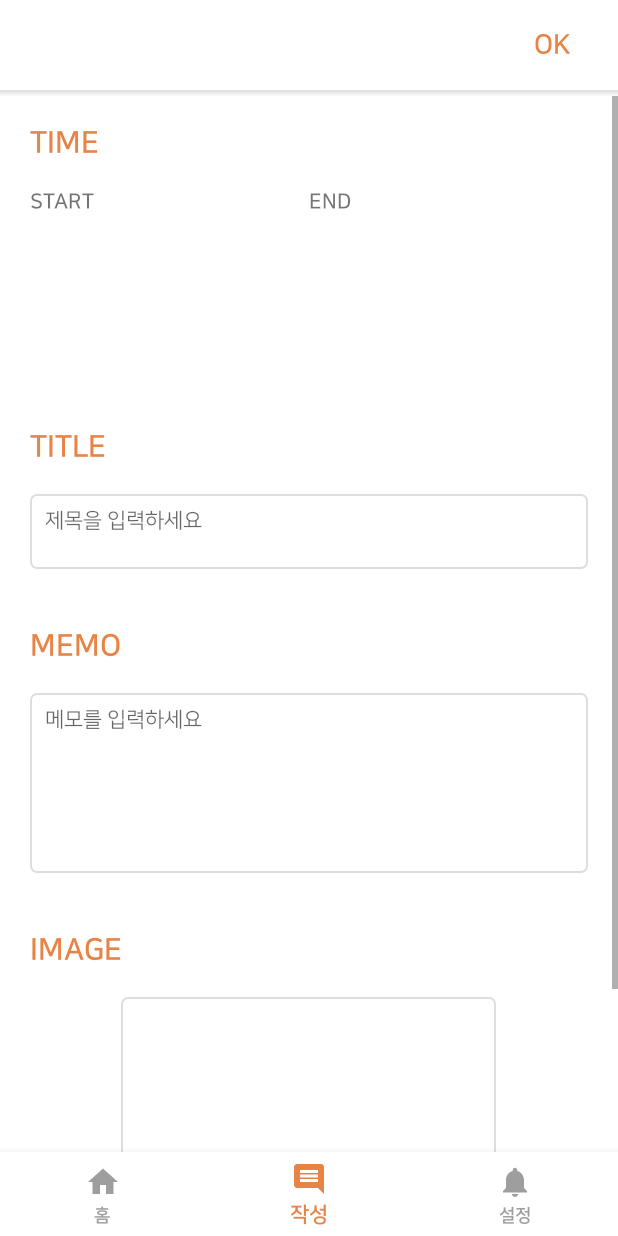
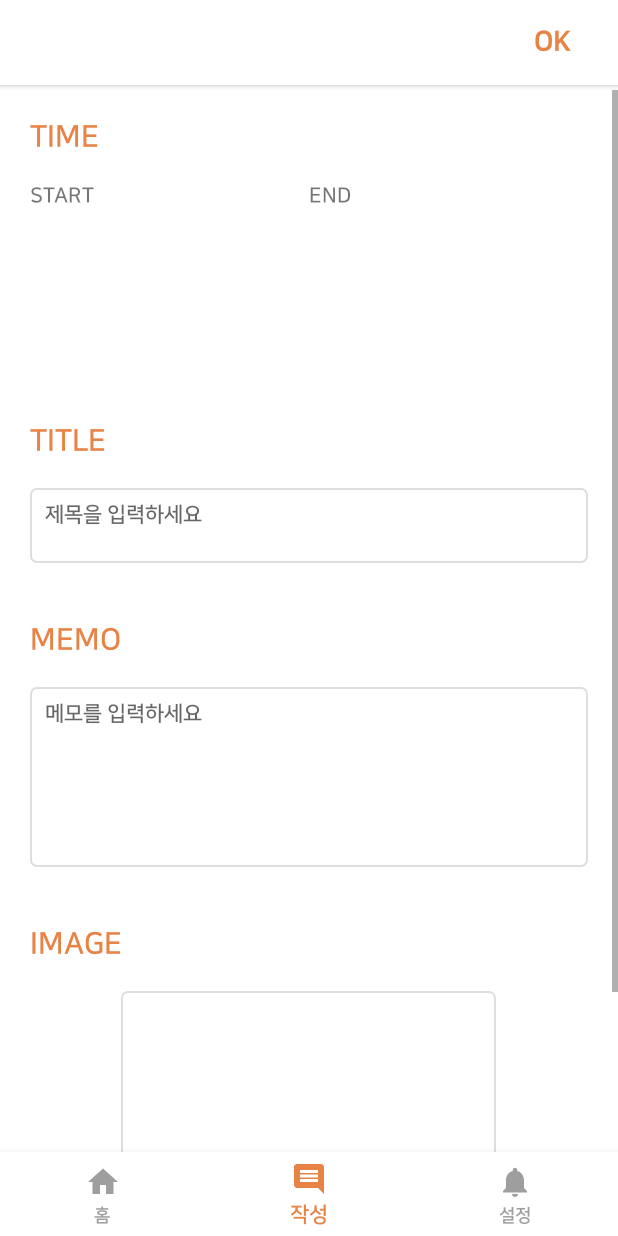
Before and after one commit to Eogeum/ONEUL, an Android app: the screen it shows after launch (MainActivity), item 2 of the bottom bar chosen, on a phone screen of 412 x 824 dp. Run offline under Robolectric (Android 15) with nearby library versions, the phone set to English and light mode, and no system bars.

Commit message:
Clean WritingPage

```diff
--- a/app/src/main/AndroidManifest.xml
+++ b/app/src/main/AndroidManifest.xml
@@ -9,7 +9,10 @@
         android:roundIcon="@mipmap/ic_launcher_round"
         android:supportsRtl="true"
         android:theme="@style/AppTheme">
-        <activity android:name=".MainActivity">
+        <activity
+            android:name=".MainActivity"
+            android:windowSoftInputMode="adjustPan">
+            <!--            위에 코드는 키보드 입력 화면에서 메뉴 숨기기-->
             <intent-filter>
                 <action android:name="android.intent.action.MAIN" />
 
--- a/app/src/main/res/drawable/ic_home1.xml
+++ b/app/src/main/res/drawable/ic_home1.xml
@@ -1,10 +1,10 @@
 <vector xmlns:android="http://schemas.android.com/apk/res/android"
     android:width="24dp"
     android:height="24dp"
+    android:tint="?attr/colorControlNormal"
     android:viewportWidth="24"
-    android:viewportHeight="24"
-    android:tint="?attr/colorControlNormal">
-  <path
-      android:fillColor="#000000"
-      android:pathData="M10,20v-6h4v6h5v-8h3L12,3 2,12h3v8z"/>
+    android:viewportHeight="24">
+    <path
+        android:fillColor="#000000"
+        android:pathData="M10,20v-6h4v6h5v-8h3L12,3 2,12h3v8z" />
 </vector>
--- a/app/src/main/res/drawable/ic_home2.xml
+++ b/app/src/main/res/drawable/ic_home2.xml
@@ -2,11 +2,11 @@
     xmlns:tools="http://schemas.android.com/tools"
     android:width="24dp"
     android:height="24dp"
+    android:tint="?attr/colorControlNormal"
     android:viewportWidth="24"
     android:viewportHeight="24"
-    android:tint="?attr/colorControlNormal"
     tools:ignore="VectorRaster">
-  <path
-      android:fillColor="#000000"
-      android:pathData="M20,2L4,2c-1.1,0 -2,0.9 -2,2v12c0,1.1 0.9,2 2,2h14l4,4L22,4c0,-1.1 -0.9,-2 -2,-2zM18,14L6,14v-2h12v2zM18,11L6,11L6,9h12v2zM18,8L6,8L6,6h12v2z"/>
+    <path
+        android:fillColor="#000000"
+        android:pathData="M20,2L4,2c-1.1,0 -2,0.9 -2,2v12c0,1.1 0.9,2 2,2h14l4,4L22,4c0,-1.1 -0.9,-2 -2,-2zM18,14L6,14v-2h12v2zM18,11L6,11L6,9h12v2zM18,8L6,8L6,6h12v2z" />
 </vector>
--- a/app/src/main/res/drawable/ic_home3.xml
+++ b/app/src/main/res/drawable/ic_home3.xml
@@ -2,11 +2,11 @@
     xmlns:tools="http://schemas.android.com/tools"
     android:width="24dp"
     android:height="24dp"
+    android:tint="?attr/colorControlNormal"
     android:viewportWidth="24"
     android:viewportHeight="24"
-    android:tint="?attr/colorControlNormal"
     tools:ignore="VectorRaster">
-  <path
-      android:fillColor="#000000"
-      android:pathData="M12,22c1.1,0 2,-0.9 2,-2h-4c0,1.1 0.89,2 2,2zM18,16v-5c0,-3.07 -1.64,-5.64 -4.5,-6.32L13.5,4c0,-0.83 -0.67,-1.5 -1.5,-1.5s-1.5,0.67 -1.5,1.5v0.68C7.63,5.36 6,7.92 6,11v5l-2,2v1h16v-1l-2,-2z"/>
+    <path
+        android:fillColor="#000000"
+        android:pathData="M12,22c1.1,0 2,-0.9 2,-2h-4c0,1.1 0.89,2 2,2zM18,16v-5c0,-3.07 -1.64,-5.64 -4.5,-6.32L13.5,4c0,-0.83 -0.67,-1.5 -1.5,-1.5s-1.5,0.67 -1.5,1.5v0.68C7.63,5.36 6,7.92 6,11v5l-2,2v1h16v-1l-2,-2z" />
 </vector>
--- a/app/src/main/res/drawable/write_sh.xml
+++ b/app/src/main/res/drawable/write_sh.xml
@@ -1,10 +1,48 @@
 <?xml version="1.0" encoding="utf-8"?>
-<shape xmlns:android="http://schemas.android.com/apk/res/android"
-    android:shape="rectangle">
+<layer-list xmlns:android="http://schemas.android.com/apk/res/android">
 
-    <gradient
-        android:startColor="@android:color/transparent"
-        android:endColor="#1D000000"
-        android:angle="90"/>
+    <!-- Drop Shadow Stack -->
+    <item>
+        <shape>
+            <padding android:bottom="1dp" />
 
-</shape>
+            <solid android:color="#00CCCCCC" />
+        </shape>
+    </item>
+    <item>
+        <shape>
+            <padding android:bottom="1dp" />
+
+            <solid android:color="#10CCCCCC" />
+        </shape>
+    </item>
+    <item>
+        <shape>
+            <padding android:bottom="1dp" />
+
+            <solid android:color="#20CCCCCC" />
+        </shape>
+    </item>
+    <item>
+        <shape>
+            <padding android:bottom="1dp" />
+
+            <solid android:color="#30CCCCCC" />
+        </shape>
+    </item>
+    <item>
+        <shape>
+            <padding android:bottom="1dp" />
+
+            <solid android:color="#50CCCCCC" />
+        </shape>
+    </item>
+
+    <!-- Background -->
+    <item>
+        <shape>
+            <solid android:color="@android:color/white" />
+        </shape>
+    </item>
+
+</layer-list>
--- a/app/src/main/res/font/font.xml
+++ b/app/src/main/res/font/font.xml
@@ -6,9 +6,9 @@
         android:fontWeight="400" />
 
     <font
-    android:font="@font/nanum_square_b"
-    android:fontStyle="normal"
-    android:fontWeight="400" />
+        android:font="@font/nanum_square_b"
+        android:fontStyle="normal"
+        android:fontWeight="400" />
 
     <font
         android:font="@font/nanum_square_eb"
--- a/app/src/main/res/layout/fragment_write.xml
+++ b/app/src/main/res/layout/fragment_write.xml
@@ -9,7 +9,7 @@
     <LinearLayout
         android:layout_width="match_parent"
         android:layout_height="60dp"
-        android:background="@color/white"
+        android:background="@drawable/write_sh"
         android:gravity="right|center">
 
         <Button
@@ -17,16 +17,11 @@
             android:layout_width="wrap_content"
             android:layout_height="wrap_content"
             android:background="@color/white"
-            android:fontFamily="@font/nanum_square_b"
+            android:fontFamily="@font/nanum_square_eb"
             android:text="OK"
             android:textColor="@color/mainColor"
             android:textSize="18dp" />
     </LinearLayout>
-
-    <View
-        android:layout_width="match_parent"
-        android:layout_height="4dp"
-        android:background="@drawable/write_sh" />
 
     <ScrollView
         android:layout_width="match_parent"
@@ -43,7 +38,6 @@
                 android:layout_width="wrap_content"
                 android:layout_height="wrap_content"
                 android:layout_margin="20dp"
-                android:fontFamily="@font/nanum_square_b"
                 android:text="TIME"
                 android:textColor="@color/mainColor"
                 android:textSize="20dp" />
@@ -64,7 +58,6 @@
                     <TextView
                         android:layout_width="wrap_content"
                         android:layout_height="wrap_content"
-                        android:fontFamily="@font/nanum_square_b"
                         android:text="START" />
 
                 </LinearLayout>
@@ -78,11 +71,9 @@
                     <TextView
                         android:layout_width="wrap_content"
                         android:layout_height="wrap_content"
-                        android:fontFamily="@font/nanum_square_b"
                         android:text="END" />
 
                 </LinearLayout>
-
             </LinearLayout>
 
             <LinearLayout
@@ -95,7 +86,6 @@
                     android:layout_width="wrap_content"
                     android:layout_height="wrap_content"
                     android:layout_margin="20dp"
-                    android:fontFamily="@font/nanum_square_b"
                     android:text="TITLE"
                     android:textColor="@color/mainColor"
                     android:textSize="20dp" />
@@ -105,7 +95,6 @@
                     android:layout_height="50dp"
                     android:layout_marginHorizontal="20dp"
                     android:background="@drawable/write_et"
-                    android:fontFamily="@font/nanum_square_r"
                     android:gravity="left|top"
                     android:hint="제목을 입력하세요"
                     android:padding="10dp"
@@ -123,7 +112,6 @@
                     android:layout_width="wrap_content"
                     android:layout_height="wrap_content"
                     android:layout_margin="20dp"
-                    android:fontFamily="@font/nanum_square_b"
                     android:text="MEMO"
                     android:textColor="@color/mainColor"
                     android:textSize="20dp" />
@@ -133,7 +121,6 @@
                     android:layout_height="120dp"
                     android:layout_marginHorizontal="20dp"
                     android:background="@drawable/write_et"
-                    android:fontFamily="@font/nanum_square_r"
                     android:gravity="left|top"
                     android:hint="메모를 입력하세요"
                     android:padding="10dp"
@@ -152,7 +139,6 @@
                     android:layout_width="wrap_content"
                     android:layout_height="wrap_content"
                     android:layout_margin="20dp"
-                    android:fontFamily="@font/nanum_square_b"
                     android:text="IMAGE"
                     android:textColor="@color/mainColor"
                     android:textSize="20dp" />
@@ -166,7 +152,5 @@
             </LinearLayout>
 
         </LinearLayout>
-
     </ScrollView>
-
 </LinearLayout>
--- a/app/src/main/res/values/strings.xml
+++ b/app/src/main/res/values/strings.xml
@@ -1,4 +1,3 @@
 <resources>
     <string name="app_name">ONEUL</string>
-
 </resources>
--- a/app/src/main/res/values/styles.xml
+++ b/app/src/main/res/values/styles.xml
@@ -7,6 +7,8 @@
         <!--        타이틀 바 제거-->
         <item name="windowActionBar">false</item>
         <item name="windowNoTitle">true</item>
+
+        <!--        폰트 설정-->
         <item name="android:fontFamily">@font/nanum_square_b</item>
     </style>
 
```
Also changed, not shown: app/src/main/res/drawable/write_et.xml (+2 -5 lines).
